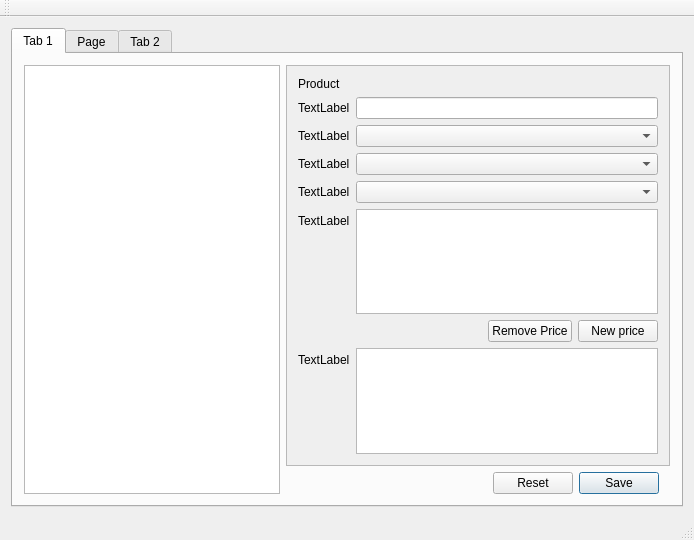
This is mainwindow.ui in Greezael/sukaldu as Qt 5 draws it before an edit. The edited form follows.
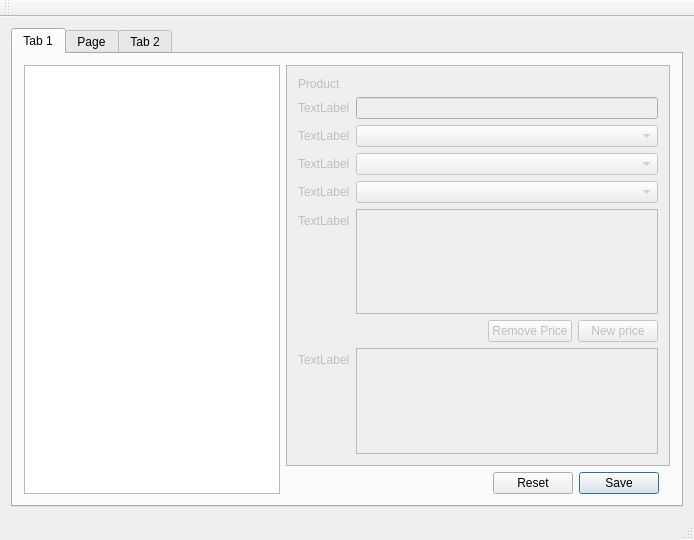
This is the edited form.

What changed in the file:
```diff
--- a/mainwindow.ui
+++ b/mainwindow.ui
@@ -66,6 +66,9 @@
         </item>
         <item row="0" column="2" colspan="2">
          <widget class="QScrollArea" name="prod_scroll">
+          <property name="enabled">
+           <bool>false</bool>
+          </property>
           <property name="widgetResizable">
            <bool>true</bool>
           </property>
```
Left out of the diff: 12 changed lines with no effect on the pictures.
